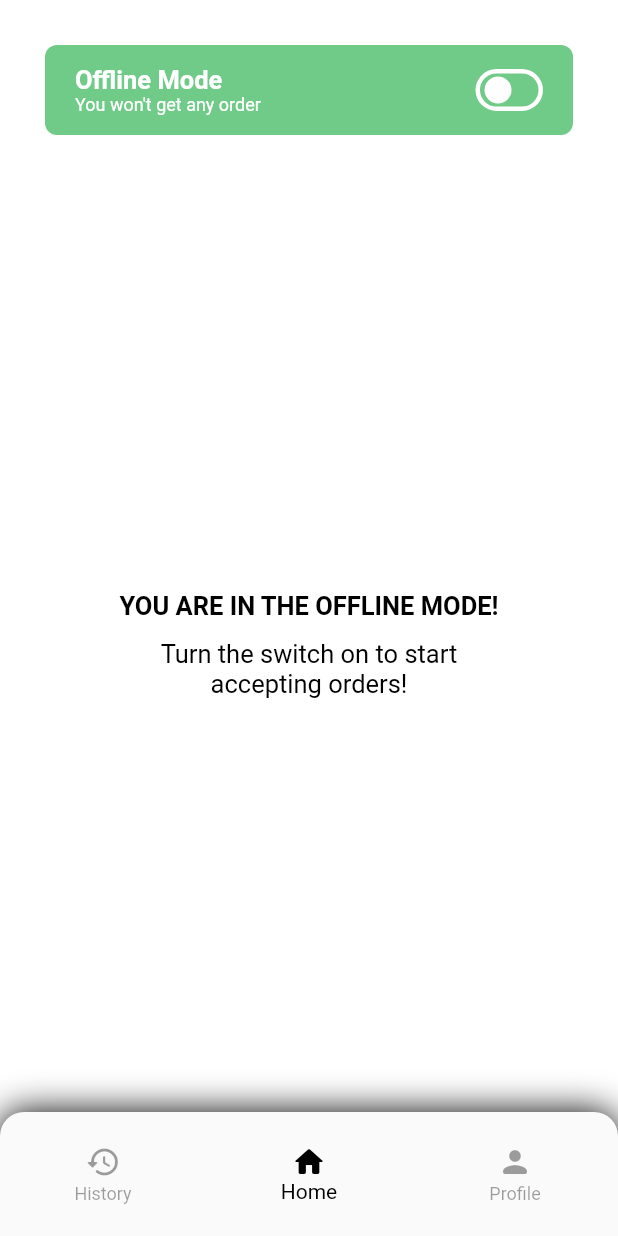
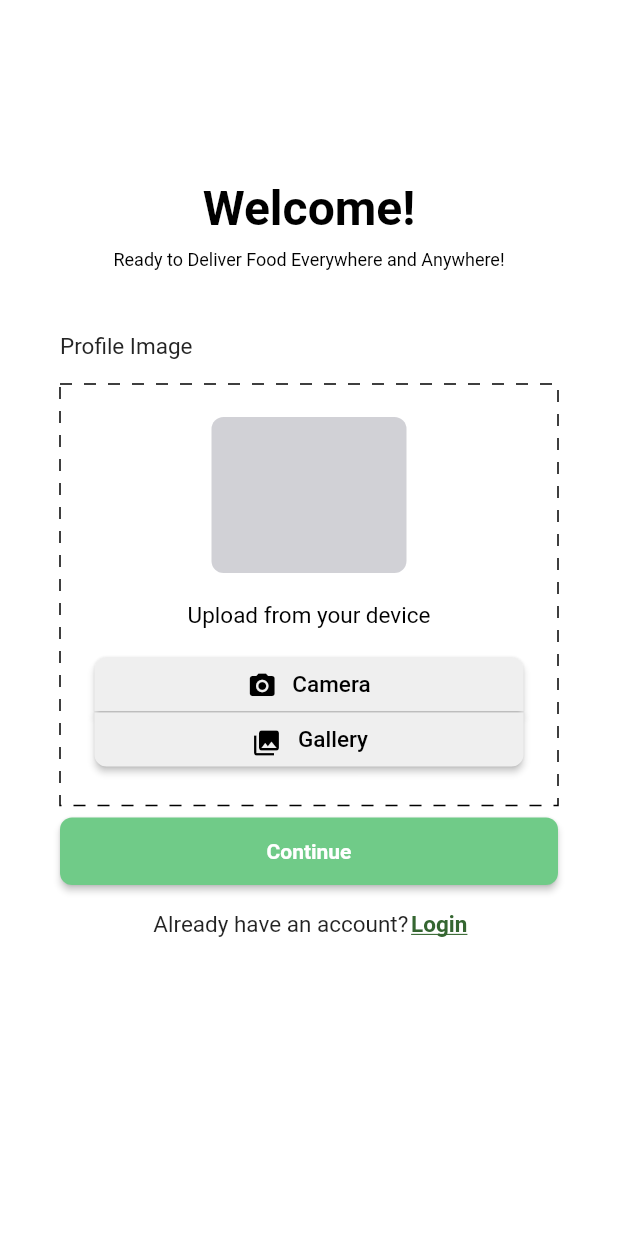
Before and after one commit to Lejhat-Bergijhi/veggytably-driver, a Flutter app: the screen it shows after launch, on a phone screen of 412 x 824 dp. Run offline on Flutter 3.47's test engine with Material 2 defaults, Android fonts, the light colour scheme and no system bars; drawn by our look-alikes of dotted_border; our stand-ins replace get; Roboto replaces fonts that are missing (Rubik).

Commit message:
upload profile pic

```diff
--- a/lib/main.dart
+++ b/lib/main.dart
@@ -2,6 +2,7 @@ import 'package:flutter/material.dart';
 import 'package:get/get_navigation/src/root/get_material_app.dart';
 import 'views/home_page_on.dart';
 import 'views/home_page_off.dart';
+import 'views/upload_pic.dart';
 
 
 
@@ -16,7 +17,7 @@ class MainApp extends StatelessWidget {
   Widget build(BuildContext context) {
     return const GetMaterialApp(
       debugShowCheckedModeBanner: false,
-      home: HomePageOff(),
+      home: UploadPic(),
     );
   }
 }
--- /dev/null
+++ b/lib/views/upload_pic.dart
@@ -0,0 +1,260 @@
+import 'package:flutter/material.dart';
+import 'package:get/get.dart';
+import 'package:dotted_border/dotted_border.dart';
+
+
+class UploadPic extends StatelessWidget {
+  const UploadPic({super.key});
+
+  @override
+  Widget build(BuildContext context) {
+    TextEditingController emailController = TextEditingController();
+    TextEditingController passwordController = TextEditingController();
+
+    return Scaffold(
+
+      backgroundColor: Colors.white,
+      body: SafeArea(
+        child: Center(
+          child: Column(children: [
+            SizedBox(height: 120),
+            Text(
+            "Welcome!",
+            style: TextStyle(
+                color: Colors.black,
+                fontSize: 32,
+                fontFamily: "Rubik",
+                fontWeight: FontWeight.bold,
+                ),
+            ),
+            // Text: VegyMerch
+            SizedBox(height: 8),
+            Text(
+                "Ready to Deliver Food Everywhere and Anywhere!",
+                style: TextStyle(
+                    color: Colors.black,
+                    fontSize: 12,
+                ),
+            ),
+            SizedBox(height: 42),
+            Container(
+              alignment: Alignment.centerLeft,
+              padding: EdgeInsets.symmetric(horizontal: 40),
+              child: Text(
+                      "Profile Image",
+                      style: TextStyle(
+                          color: Color(0xff242424),
+                          fontSize: 15,
+                      ),
+                      textAlign: TextAlign.left,
+                    ),
+            ),
+            Container(
+              padding: EdgeInsets.symmetric(horizontal: 40),
+              child: Column(
+                children: [
+
+                ],
+              ),
+            ),
+            SizedBox(height: 16),
+            Container(
+
+              width: MediaQuery.of(context).size.width-40*2,
+              child: DottedBorder(
+                dashPattern:[8,8],
+                radius: Radius.circular(8),
+                child: Container(
+                  alignment: Alignment.center,
+                  child: Column(
+                    mainAxisAlignment: MainAxisAlignment.center,
+                    children:[
+                      SizedBox(height: 20,),
+                      Container(
+
+                          width: 130,
+                          height: 104,
+                          decoration: BoxDecoration(
+                              borderRadius: BorderRadius.circular(8),
+                              color: Color(0xffd1d1d6),
+                          ),
+                      ),
+                      SizedBox(height: 19),
+                      Text(
+                          "Upload from your device",
+                          style: TextStyle(
+                              color: Colors.black,
+                              fontSize: 15,
+                          ),
+                      ),
+                      SizedBox(height: 19),
+                      Container(
+
+                        width: MediaQuery.of(context).size.width-40*2-23*2,
+                        height: 36,
+                        child:
+                        ElevatedButton(
+                           style: ElevatedButton.styleFrom(
+                              primary: Color(0xffefefef),
+                              shape: RoundedRectangleBorder(
+                                borderRadius: BorderRadius.only(
+                                    topLeft: Radius.circular(8),
+                                    topRight: Radius.circular(8),
+                                ),
+
+                              ),
+                            ),
+                          onPressed: () {},
+
+                          child: Row(
+                              crossAxisAlignment: CrossAxisAlignment.center,
+                              children:[
+                                Spacer(),
+                                  Container(
+                                      width: 20,
+                                      height: 18,
+                                      decoration: BoxDecoration(
+                                          borderRadius: BorderRadius.circular(8),
+                                      ),
+                                      child: Icon(
+                                          Icons.camera_alt,
+                                          color: Color.fromARGB(255, 0, 0, 0),
+                                          size: 20,
+                                      )
+                                  ),
+                                  SizedBox(width: 10),
+                                  Text(
+                                      "Camera",
+                                      textAlign: TextAlign.center,
+                                      style: TextStyle(
+                                          color: Colors.black,
+                                          fontSize: 15,
+                                      ),
+                                  ),
+                                  Spacer(),
+                              ],
+                          ),
+                        ),
+                      ),
+                      SizedBox(height: 1),
+                      Container(
+                        width: MediaQuery.of(context).size.width-40*2-23*2,
+                        height: 36,
+
+                        child:
+                        ElevatedButton(
+                          style: ElevatedButton.styleFrom(
+                              primary: Color(0xffefefef),
+                              shape: RoundedRectangleBorder(
+                                borderRadius: BorderRadius.only(
+                                    bottomLeft: Radius.circular(8),
+                                    bottomRight: Radius.circular(8),
+                                ),
+
+                              ),
+                            ),
+                          onPressed: (){
+
+                          },
+                          child: Row(
+                              crossAxisAlignment: CrossAxisAlignment.center,
+                              children:[
+                                Spacer(),
+                                  Container(
+                                      width: 22,
+                                      height: 15,
+                                       child: Icon(
+                                          Icons.photo_library,
+                                          color: Color.fromARGB(255, 0, 0, 0),
+                                          size: 20,
+                                      )
+                                  ),
+                                  SizedBox(width: 10),
+                                  Text(
+                                      "Gallery",
+                                      textAlign: TextAlign.center,
+                                      style: TextStyle(
+                                          color: Colors.black,
+                                          fontSize: 15,
+                                      ),
+                                  ),
+                                  Spacer(),
+                              ],
+                          ),
+                        )
+                      ),
+                      SizedBox(height: 24),
+
+                    ]
+                  )
+                ),
+              ),
+            ),
+            SizedBox(height: 8,),
+            // Login button
+            Container(
+              width: MediaQuery.of(context).size.width-40*2,
+              height: 45,
+              child: ElevatedButton(
+                onPressed: () {
+
+                  // emailController.clear();
+                  // passwordController.clear();
+                },
+                child: Text(
+                  'Continue',
+                  style: TextStyle(
+                    fontWeight: FontWeight.bold,
+                  ),
+                ),
+                style: ElevatedButton.styleFrom(
+                  primary: Color(0xff70cb88),
+                  shape: RoundedRectangleBorder(
+                    borderRadius: BorderRadius.circular(8),
+                  ),
+                ),
+              ),
+            ),
+            SizedBox(height: 16),
+
+            // Text: Don't have an account?
+            SizedBox(
+                width: MediaQuery.of(context).size.width-40*2,
+                height: 21,
+                child: Row(
+                  mainAxisAlignment: MainAxisAlignment.center,
+                  children: [
+                  Text(
+                    "Already have an account? ",
+                    textAlign: TextAlign.center,
+                    style: TextStyle(
+                        fontSize: 15,
+                    ),
+                  ),
+                   GestureDetector(
+                      onTap: () {
+                        // Get.offAll(() => SignUpPage(), transition: Transition.fade);
+                      },
+                      child: Text(
+                        'Login',
+                        style: TextStyle(
+                          fontSize: 15,
+                          fontWeight: FontWeight.bold,
+                          color: Color(0xff356631),
+                          //underline
+                          decoration: TextDecoration.underline,
+                        ),
+                      ),
+                    ),
+                ],)
+            ),
+            SizedBox(height: 5),
+
+            // Text: Sign Up
+
+          ]),
+        ),
+      ),
+    );
+  }
+}
--- a/pubspec.yaml
+++ b/pubspec.yaml
@@ -7,6 +7,7 @@ environment:
   sdk: '>=2.19.2 <3.0.0'
 
 dependencies:
+  dotted_border: ^2.0.0+3
   flutter:
     sdk: flutter
   get: ^4.6.5
```
Also changed, not shown: pubspec.lock.
